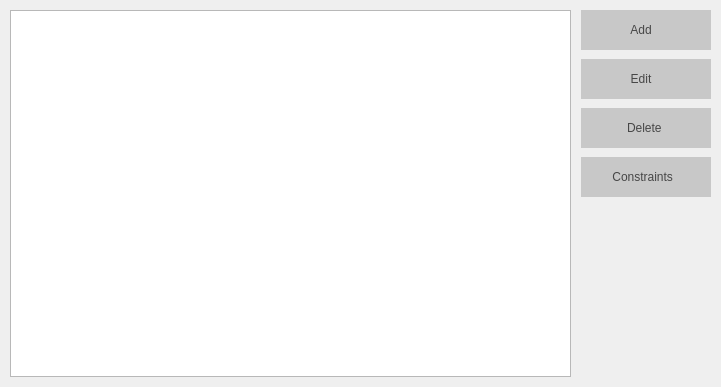
alexandrutm/UnivTimetable, file Orar/OrarApp/ClassesView.ui: the form before one commit.
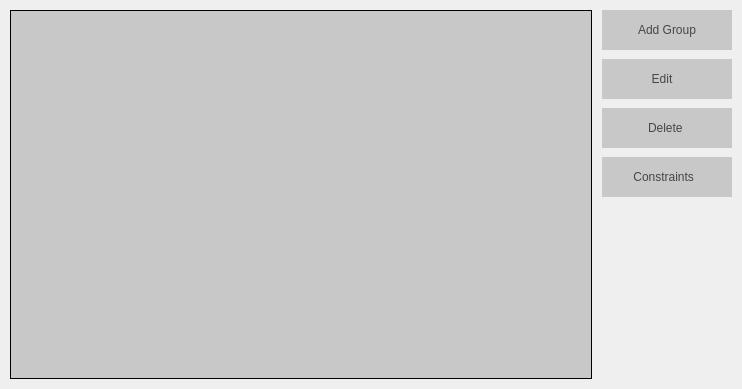
The form after the commit. Icons and pictures are not drawn.

```diff
--- a/Orar/OrarApp/ClassesView.ui
+++ b/Orar/OrarApp/ClassesView.ui
@@ -6,17 +6,23 @@
    <rect>
     <x>0</x>
     <y>0</y>
-    <width>721</width>
-    <height>387</height>
+    <width>742</width>
+    <height>389</height>
    </rect>
   </property>
+  <property name="minimumSize">
+   <size>
+    <width>500</width>
+    <height>0</height>
+   </size>
+  </property>
   <property name="windowTitle">
    <string>ClassesView</string>
   </property>
   <property name="styleSheet">
    <string notr="true"/>
   </property>
-  <layout class="QHBoxLayout" name="horizontalLayout_2">
+  <layout class="QHBoxLayout" name="horizontalLayout">
    <property name="spacing">
     <number>10</number>
    </property>
@@ -33,7 +39,33 @@
     <number>10</number>
    </property>
    <item>
-    <widget class="QTreeView" name="mTree"/>
+    <widget class="QTableView" name="mGroupTable">
+     <property name="styleSheet">
+      <string notr="true">	background-color: rgb(200, 200, 200);
+border: 1px solid;</string>
+     </property>
+     <property name="frameShape">
+      <enum>QFrame::NoFrame</enum>
+     </property>
+     <property name="selectionMode">
+      <enum>QAbstractItemView::ExtendedSelection</enum>
+     </property>
+     <property name="selectionBehavior">
+      <enum>QAbstractItemView::SelectRows</enum>
+     </property>
+     <property name="sortingEnabled">
+      <bool>true</bool>
+     </property>
+     <attribute name="horizontalHeaderShowSortIndicator" stdset="0">
+      <bool>true</bool>
+     </attribute>
+     <attribute name="verticalHeaderVisible">
+      <bool>false</bool>
+     </attribute>
+     <attribute name="verticalHeaderDefaultSectionSize">
+      <number>50</number>
+     </attribute>
+    </widget>
    </item>
    <item>
     <widget class="QFrame" name="frame">
@@ -49,29 +81,24 @@
      <property name="frameShadow">
       <enum>QFrame::Raised</enum>
      </property>
-     <layout class="QHBoxLayout" name="horizontalLayout">
-      <property name="spacing">
-       <number>0</number>
-      </property>
-      <property name="leftMargin">
-       <number>0</number>
-      </property>
-      <property name="topMargin">
-       <number>0</number>
-      </property>
-      <property name="rightMargin">
-       <number>0</number>
-      </property>
-      <property name="bottomMargin">
-       <number>0</number>
-      </property>
-      <item>
-       <layout class="QVBoxLayout" name="verticalLayout_5">
+     <layout class="QVBoxLayout" name="verticalLayout">
         <property name="spacing">
          <number>9</number>
         </property>
+      <property name="leftMargin">
+       <number>0</number>
+      </property>
+      <property name="topMargin">
+       <number>0</number>
+      </property>
+      <property name="rightMargin">
+       <number>0</number>
+      </property>
+      <property name="bottomMargin">
+       <number>0</number>
+      </property>
         <item>
-         <widget class="QPushButton" name="mAdd">
+       <widget class="QPushButton" name="mAddGroup">
           <property name="minimumSize">
            <size>
             <width>0</width>
@@ -97,7 +124,7 @@
 }</string>
           </property>
           <property name="text">
-           <string>Add   </string>
+         <string>Add Group</string>
           </property>
           <property name="icon">
            <iconset resource="OrarApp.qrc">
@@ -239,12 +266,10 @@
           <property name="sizeHint" stdset="0">
            <size>
             <width>20</width>
-            <height>40</height>
+          <height>85</height>
            </size>
           </property>
          </spacer>
-        </item>
-       </layout>
       </item>
      </layout>
     </widget>
```
Left out of the diff: 8 changed lines with no effect on the pictures. Lines whose indentation alone changed are shown as unchanged.
